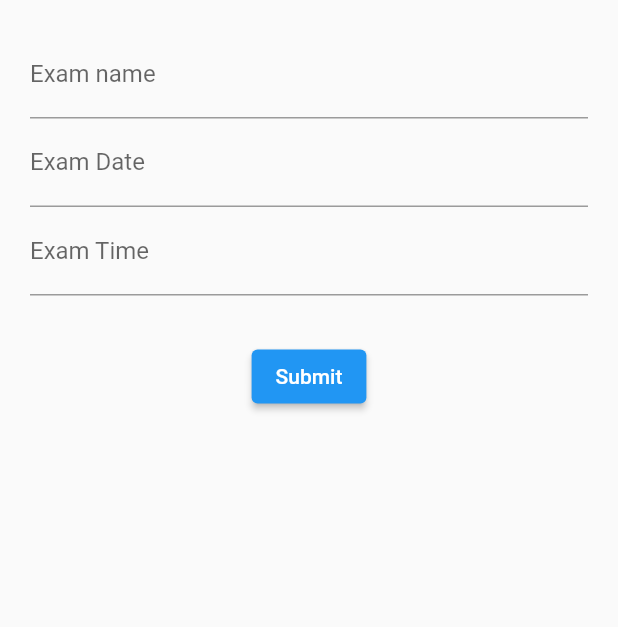
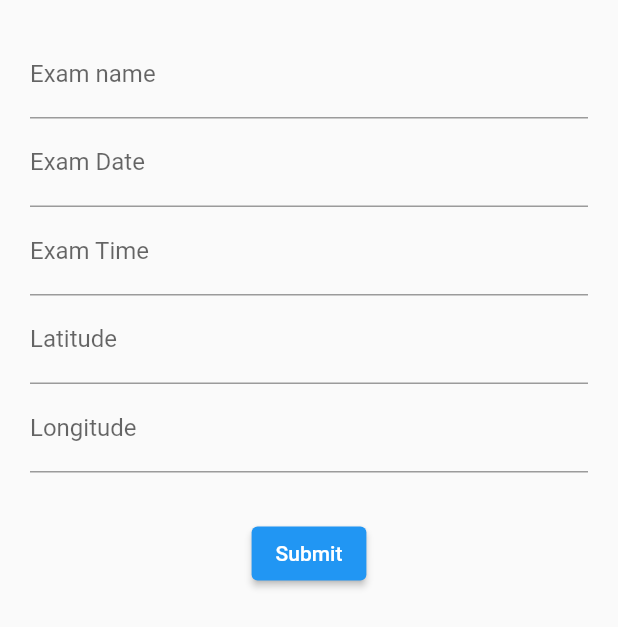
Before and after one commit to snezana-a/exam-appointments, a Flutter app: the NewItemForm widget shown alone on an empty page, opened directly with empty values, after a tap on "Submit", on a phone screen of 412 x 824 dp. Shown: the top 627 px of the screen. Run offline on Flutter 3.47's test engine with Material 2 defaults, Android fonts, the light colour scheme and no system bars; our stand-ins replace cloud_firestore, firebase_auth, firebase_core, flutter_local_notifications, google_maps_flutter, nanoid and 2 more; accounts and stored records are empty.

Commit message:
Add map functionality

```diff
--- a/lib/model/list_item.dart
+++ b/lib/model/list_item.dart
@@ -1,3 +1,4 @@
+import 'package:cloud_firestore/cloud_firestore.dart';
 import 'package:flutter/material.dart';
 
 class Item {
@@ -5,13 +6,14 @@
   final String name;
   final DateTime date;
   final TimeOfDay time;
+  final GeoPoint location;
 
-  Item({
-    required this.id,
+  Item(
+      {required this.id,
       required this.name,
       required this.date,
       required this.time,
-  });
+      required this.location});
 
   factory Item.fromJson(Map<String, dynamic> json) {
     return Item(
@@ -19,7 +21,7 @@
         name: json['name'] as String,
         date: json['date'],
         time: json['time'],
-    );
+        location: json['location']);
   }
 
   Map<String, dynamic> toJson() {
@@ -28,6 +30,7 @@
       'name': name,
       'date': date,
       'time': time,
+      'location': location
     };
   }
 }
--- a/lib/widgets/new_item_form.dart
+++ b/lib/widgets/new_item_form.dart
@@ -1,3 +1,4 @@
+import 'package:cloud_firestore/cloud_firestore.dart';
 import 'package:flutter/material.dart';
 import 'package:nanoid/nanoid.dart';
 import 'package:intl/intl.dart';
@@ -16,20 +17,29 @@
   final _nameController = TextEditingController();
   DateTime? _selectedDate;
   TimeOfDay? _selectedTime;
+  double? _latitude;
+  double? _longitude;
 
   void _submitData() {
     if (_nameController.text.isEmpty ||
         _selectedDate == null ||
-        _selectedTime == null) {
+        _selectedTime == null ||
+        _latitude == null ||
+        _longitude == null) {
       return;
     }
 
     final String examName = _nameController.text;
     final DateTime examDate = _selectedDate!;
     final TimeOfDay examTime = _selectedTime!;
+    final GeoPoint location = GeoPoint(_latitude!, _longitude!);
 
-    final Item item =
-        Item(id: nanoid(4), name: examName, date: examDate, time: examTime);
+    final Item item = Item(
+        id: nanoid(4),
+        name: examName,
+        date: examDate,
+        time: examTime,
+        location: location);
 
     widget.addItemFunction(item);
     Navigator.of(context).pop();
@@ -78,7 +88,8 @@
               text: _selectedDate != null
                   ? DateFormat('dd-MM-yyyy').format(_selectedDate!)
                   : '',
-              )),
+            ),
+          ),
           TextField(
             readOnly: true,
             decoration: const InputDecoration(labelText: "Exam Time"),
@@ -87,6 +98,20 @@
                 text: _selectedTime != null
                     ? '${_selectedTime!.hour}:${_selectedTime!.minute}'
                     : ''),
+          ),
+          TextField(
+            keyboardType: TextInputType.number,
+            decoration: const InputDecoration(labelText: "Latitude"),
+            onChanged: (value) {
+              _latitude = double.tryParse(value);
+            },
+          ),
+          TextField(
+            keyboardType: TextInputType.number,
+            decoration: const InputDecoration(labelText: "Longitude"),
+            onChanged: (value) {
+              _longitude = double.tryParse(value);
+            },
           ),
           Container(
             padding: const EdgeInsets.only(top: 30),
--- a/pubspec.yaml
+++ b/pubspec.yaml
@@ -20,6 +20,8 @@
   cloud_firestore: ^4.8.5
   cupertino_icons: ^1.0.2
   flutter_local_notifications: ^15.1.1
+  google_maps_flutter: ^2.0.8
+
 
 dev_dependencies:
   flutter_test:
```
Also changed, not shown: lib/screen/calendar_screen.dart (+33 -6 lines), lib/screen/main_screen.dart (+8 -5 lines), lib/screen/map_screen.dart (added, +39 -0 lines), lib/widgets/item_card.dart (+26 -17 lines), pubspec.lock, 2 other files. Lines whose indentation alone changed are shown as unchanged.
